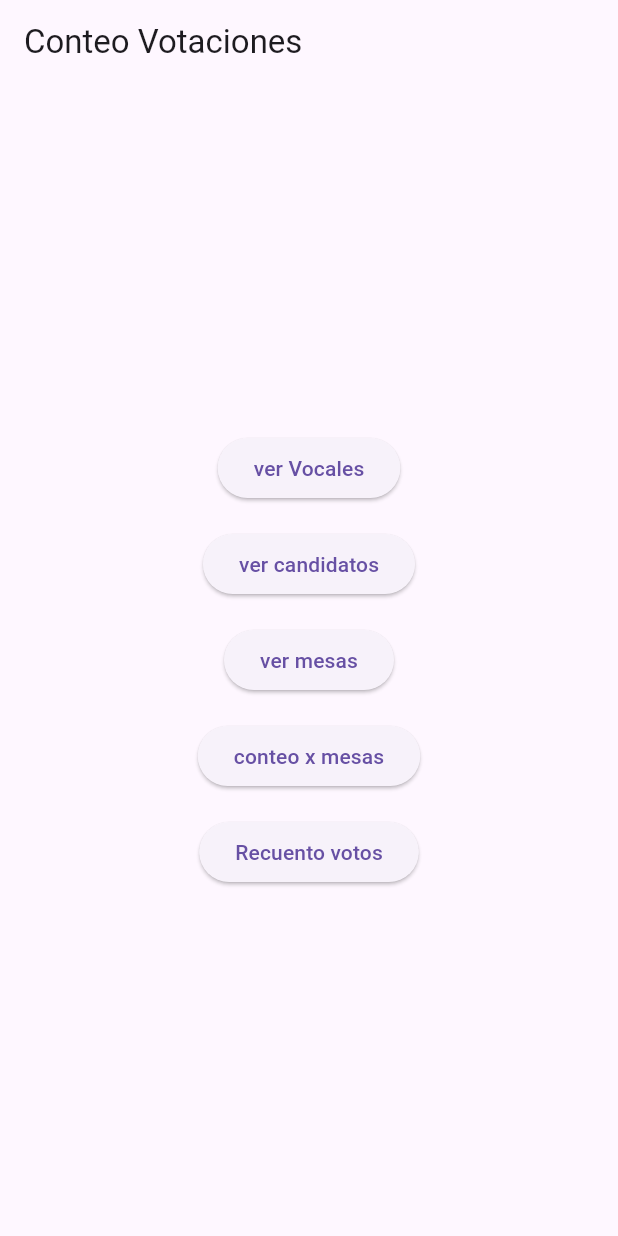
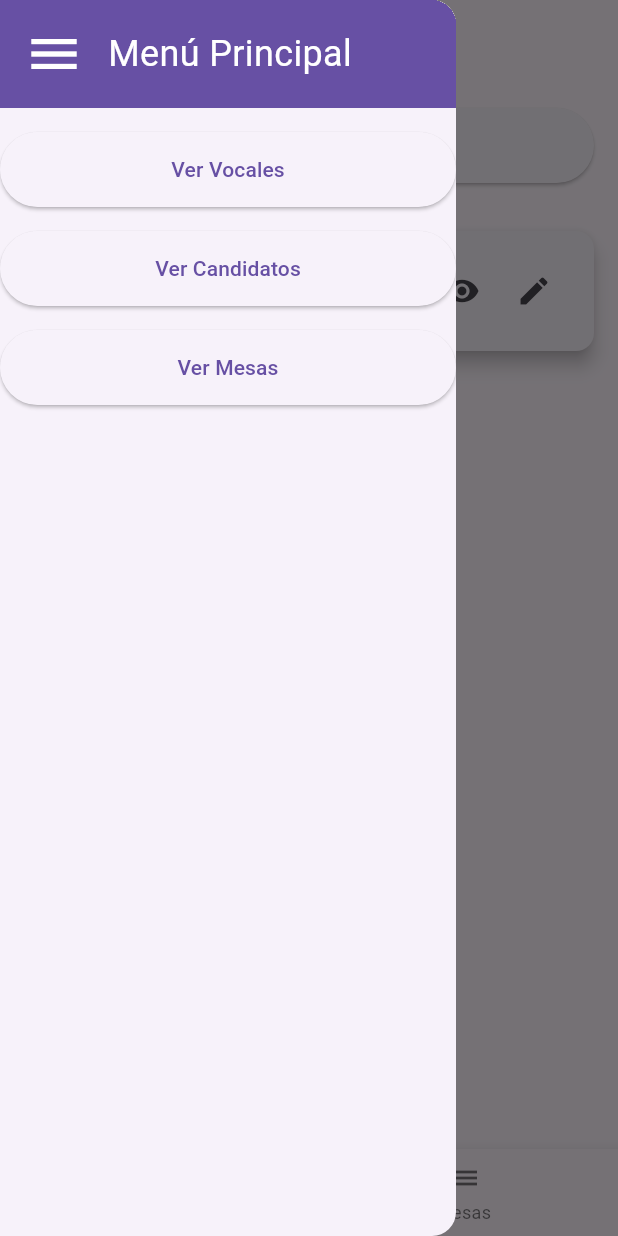
Before and after one commit to J-Manriquez/conteo_votaciones, a Flutter app: the screen it shows after launch, with the side drawer open (before the commit the screen has no drawer), on a phone screen of 412 x 824 dp. Run offline on Flutter 3.47's test engine with Material 3 defaults, Android fonts, the light colour scheme and no system bars; our stand-ins replace cloud_firestore, firebase_core; accounts and stored records are empty.

Commit message:
menus listos

```diff
--- a/lib/main.dart
+++ b/lib/main.dart
@@ -20,79 +20,124 @@ class MainApp extends StatelessWidget {
     return MaterialApp(
       title: 'Conteo Votaciones', // Título de la aplicación
       home: HomeScreen(), // Establece la pantalla principal
+      debugShowCheckedModeBanner: false, // Elimina el banner de depuración
     );
   }
 }
 
-class HomeScreen extends StatelessWidget {
+class HomeScreen extends StatefulWidget {
+  @override
+  _HomeScreenState createState() => _HomeScreenState();
+}
+
+class _HomeScreenState extends State<HomeScreen> {
+  int _currentIndex = 0; // Índice para el Bottom Navigation Bar
+
+  final List<Widget> _screens = [
+    RecuentoVotosScreen(), // Pantalla principal
+    MesaListScreen(), // Segunda pantalla
+  ];
+
+  final List<String> _titles = [
+    'Recuento de Votos', // Título para Recuento de Votos
+    'Lista de Mesas', // Título para Lista de Mesas
+  ];
+
   @override
   Widget build(BuildContext context) {
     return Scaffold(
       appBar: AppBar(
-        title: const Text('Conteo Votaciones'), // Título en la barra de aplicaciones
+        title: Text(_titles[_currentIndex]), // Cambia el título según el índice
       ),
-      body: Center( // Centra el contenido verticalmente
+      drawer: _buildDrawer(context), // Crea el drawer
+      body: _screens[_currentIndex], // Muestra la pantalla actual
+      bottomNavigationBar: BottomNavigationBar(
+        currentIndex: _currentIndex,
+        onTap: (index) {
+          setState(() {
+            _currentIndex = index; // Cambia la pantalla según el índice
+          });
+        },
+        items: const [
+          BottomNavigationBarItem(
+            icon: Icon(Icons.receipt),
+            label: 'Recuento de Votos',
+          ),
+          BottomNavigationBarItem(
+            icon: Icon(Icons.list),
+            label: 'Mesas',
+          ),
+        ],
+      ),
+    );
+  }
+
+  // Método para construir el Drawer
+  Widget _buildDrawer(BuildContext context) {
+    return Drawer(
       child: Column(
-          mainAxisAlignment: MainAxisAlignment.center, // Centra el contenido en la columna
         children: [
+          // Encabezado del Drawer
+          Container(
+            padding: const EdgeInsets.all(16.0),
+            color: Theme.of(context).primaryColor,
+            child: Row(
+              children: [
+                Icon(Icons.menu, color: Colors.white, size: 40), // Icono de menú
+                const SizedBox(width: 16), // Espacio entre icono y texto
+                const Text(
+                  'Menú Principal',
+                  style: TextStyle(color: Colors.white, fontSize: 24),
+                ), // Título del menú
+              ],
+            ),
+          ),
+          const SizedBox(height: 16.0), // Espacio debajo del encabezado
+          Expanded(
+            child: ListView(
+              children: [
+                // Botón para navegar a la pantalla Vocales
                 ElevatedButton(
                   onPressed: () {
-                // Navega a la pantalla Vocales
                     Navigator.push(
                       context,
                       MaterialPageRoute(builder: (context) => VocalesScreen()),
                     );
                   },
-              child: const Text('ver Vocales'), // Texto del botón
+                  child: const Text('Ver Vocales'), // Texto del botón
+                  style: ElevatedButton.styleFrom(minimumSize: const Size(double.infinity, 50)), // Estilo del botón
                 ),
                 const SizedBox(height: 16.0), // Espacio entre botones
-            // CandidatosScreen
+
+                // Botón para navegar a la pantalla Candidatos
                 ElevatedButton(
                   onPressed: () {
-                // Navega a la pantalla Vocales
                     Navigator.push(
                       context,
                       MaterialPageRoute(builder: (context) => CandidatosScreen()),
                     );
                   },
-              child: const Text('ver candidatos'), // Texto del botón
+                  child: const Text('Ver Candidatos'), // Texto del botón
+                  style: ElevatedButton.styleFrom(minimumSize: const Size(double.infinity, 50)), // Estilo del botón
                 ),
                 const SizedBox(height: 16.0), // Espacio entre botones
+
+                // Botón para navegar a la pantalla Mesas
                 ElevatedButton(
                   onPressed: () {
-                // Navega a la pantalla Vocales
                     Navigator.push(
                       context,
                       MaterialPageRoute(builder: (context) => MesasScreen()),
                     );
                   },
-              child: const Text('ver mesas'), // Texto del botón
-            ),
-            const SizedBox(height: 16.0), // Espacio entre botones
-            ElevatedButton(
-              onPressed: () {
-                // Navega a la pantalla Vocales
-                Navigator.push(
-                  context,
-                  MaterialPageRoute(builder: (context) => MesaListScreen()),
-                );
-              },
-              child: const Text('conteo x mesas'), // Texto del botón
-            ),
-            const SizedBox(height: 16.0), // Espacio entre botones
-            ElevatedButton(
-              onPressed: () {
-                // Navega a la pantalla Vocales
-                Navigator.push(
-                  context,
-                  MaterialPageRoute(builder: (context) => RecuentoVotosScreen()),
-                );
-              },
-              child: const Text('Recuento votos'), // Texto del botón
+                  child: const Text('Ver Mesas'), // Texto del botón
+                  style: ElevatedButton.styleFrom(minimumSize: const Size(double.infinity, 50)), // Estilo del botón
                 ),
               ],
             ),
           ),
+        ],
+      ),
     );
   }
 }
--- a/lib/screens/conteo/recuentoVotos.dart
+++ b/lib/screens/conteo/recuentoVotos.dart
@@ -15,7 +15,7 @@ class _RecuentoVotosScreenState extends State<RecuentoVotosScreen> {
   final CandidateTableService _candidateTableService = CandidateTableService();
   bool _isTableVisible = false;
 
-  List<Map<String, dynamic>> _tableConfigs = [
+  static List<Map<String, dynamic>> _tableConfigs = [
     {
         'title': 'Conteo Total',
         'sorting': 'votos_validos',
@@ -53,13 +53,17 @@ class _RecuentoVotosScreenState extends State<RecuentoVotosScreen> {
   @override
   Widget build(BuildContext context) {
     return Scaffold(
-      appBar: AppBar(
-        title: const Text('Recuento de Votos'),
-      ),
+      // appBar: AppBar(
+      //   title: const Text('Recuento de Votos'),
+      // ),
       body: SingleChildScrollView(
+        child: Padding(
+          padding: const EdgeInsets.only(bottom: 50.0),
           child: Column(
             children: [
-            ElevatedButton(
+              Padding(
+                padding: EdgeInsets.all(16.0),
+                child: ElevatedButton(
                   onPressed: () {
                     setState(() {
                       _tableConfigs.add({
@@ -71,7 +75,10 @@ class _RecuentoVotosScreenState extends State<RecuentoVotosScreen> {
                       });
                     });
                   },
+                  style: ElevatedButton.styleFrom(
+                      minimumSize: Size(double.infinity, 50)),
                   child: const Text('Añadir Tabla'),
+                ),
               ),
               ..._tableConfigs.asMap().entries.map((entry) {
                 int index = entry.key;
@@ -95,7 +102,8 @@ class _RecuentoVotosScreenState extends State<RecuentoVotosScreen> {
                             children: [
                               Text(config['title'],
                                   style: const TextStyle(
-                                    fontSize: 18, fontWeight: FontWeight.bold)),
+                                      fontSize: 18,
+                                      fontWeight: FontWeight.bold)),
                               Row(
                                 children: [
                                   IconButton(
@@ -126,6 +134,7 @@ class _RecuentoVotosScreenState extends State<RecuentoVotosScreen> {
                 );
               }).toList(),
             ],
+          ),
         ),
       ),
     );
--- a/lib/screens/conteo/verConteoMesas.dart
+++ b/lib/screens/conteo/verConteoMesas.dart
@@ -35,9 +35,9 @@ class _MesaListScreenState extends State<MesaListScreen> {
   @override
   Widget build(BuildContext context) {
     return Scaffold(
-      appBar: AppBar(
-        title: const Text('Listado de Mesas'), // Título de la pantalla
-      ),
+      // appBar: AppBar(
+      //   title: const Text('Listado de Mesas'), // Título de la pantalla
+      // ),
       body: Padding(
         padding: const EdgeInsets.all(16.0),
         child: _mesas.isEmpty // Verifica si hay mesas
@@ -49,7 +49,7 @@ class _MesaListScreenState extends State<MesaListScreen> {
                   return Card(
                     margin: const EdgeInsets.symmetric(vertical: 8.0),
                     child: ListTile(
-                      title: Text(mesa['nombre']), // Mostrar nombre de la mesa
+                      title: Text(mesa['nombre'], style: const TextStyle(fontWeight: FontWeight.bold, fontSize: 20)), // Mostrar nombre de la mesa
                       subtitle: Text('Ubicación: ${mesa['ubicacion']}\nEncargado: ${mesa['encargado']}'), // Mostrar ubicación y encargado
                       trailing: const Icon(Icons.arrow_forward), // Icono de navegación
                       onTap: () {
--- a/pubspec.yaml
+++ b/pubspec.yaml
@@ -13,6 +13,7 @@ dependencies:
   firebase_database: ^10.0.7
   cloud_firestore: ^4.17.5
   uuid: ^3.0.6
+  shared_preferences: ^2.0.6
 
 dev_dependencies:
   flutter_test:
```
Also changed, not shown: pubspec.lock, 1 other file. Lines whose indentation alone changed are shown as unchanged.
